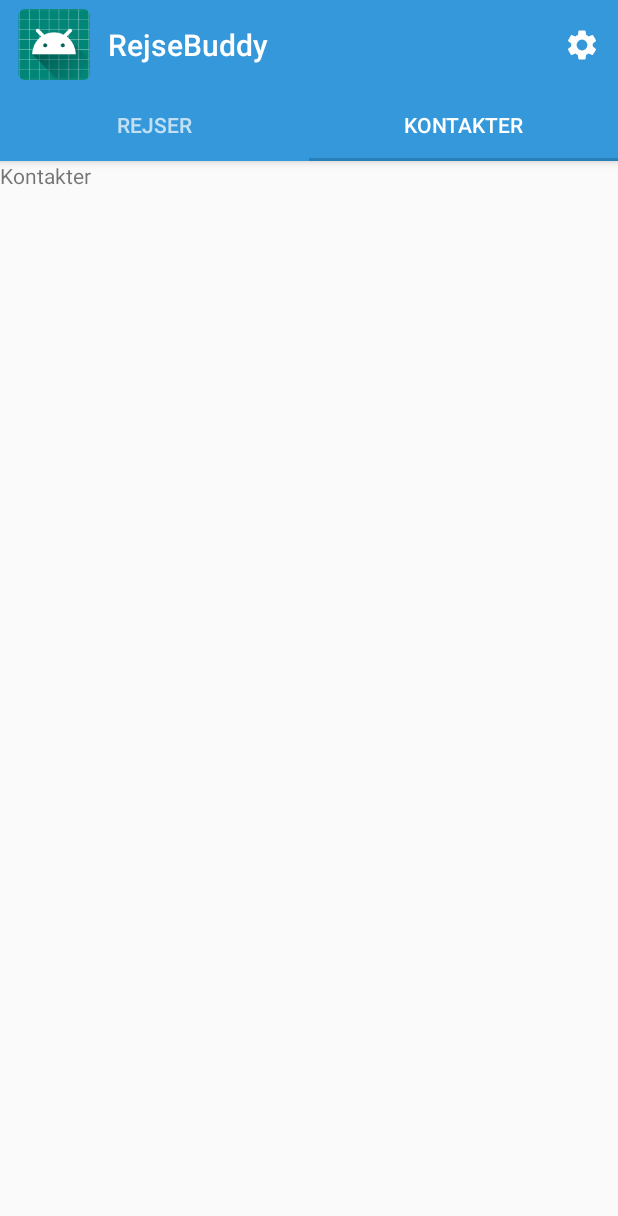
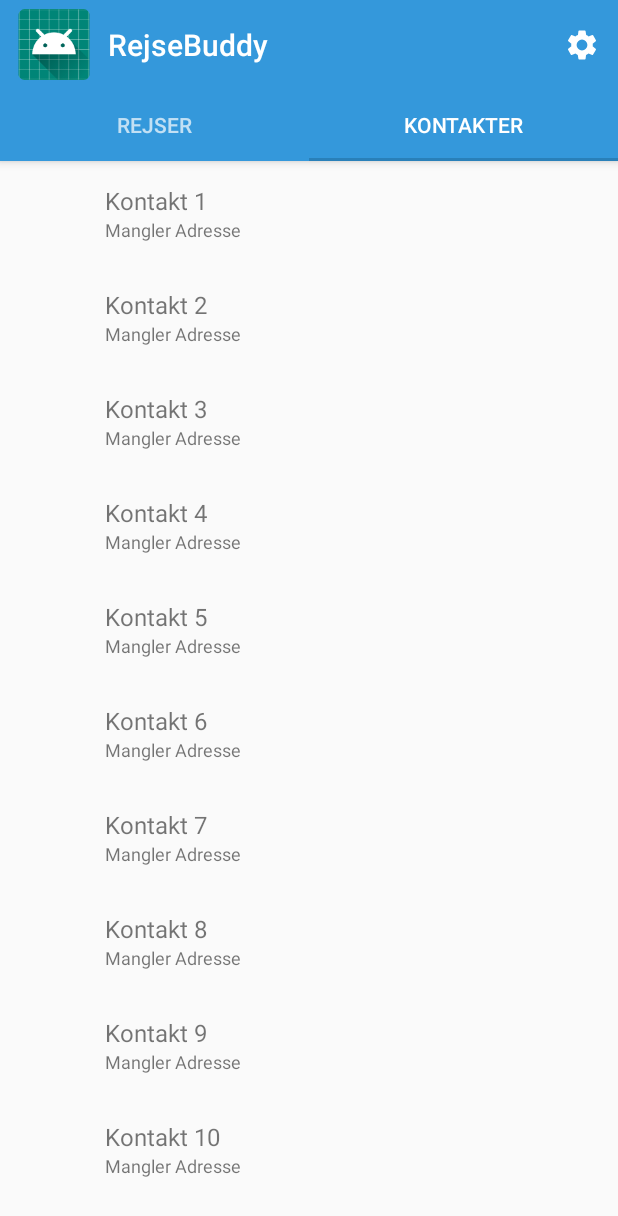
Before and after one commit to Prepager/RejseBuddy, an Android app: the screen it shows after launch (MainActivity), tab 2 chosen, on a phone screen of 412 x 824 dp. Shown: the top 1216 px of the screen. Run offline under Robolectric (Android 15) with nearby library versions, the phone set to English and light mode, and no system bars.

Commit message:
Add placeholder contacts list

```diff
--- a/app/src/main/AndroidManifest.xml
+++ b/app/src/main/AndroidManifest.xml
@@ -12,7 +12,7 @@
         <activity
             android:name=".SettingsActivity"
             android:label="@string/settings_title"
-            android:theme="@style/AppTheme"></activity>
+            android:theme="@style/AppTheme" />
         <activity
             android:name=".MainActivity"
             android:theme="@style/AppTheme.NoActionBar">
--- a/app/src/main/java/com/rejsebuddy/ContactsFragment.java
+++ /dev/null
@@ -1,19 +0,0 @@
-package com.rejsebuddy;
-
-import android.os.Bundle;
-import android.view.LayoutInflater;
-import android.view.View;
-import android.view.ViewGroup;
-
-import androidx.fragment.app.Fragment;
-
-import com.rejsebuddy.R;
-
-public class ContactsFragment extends Fragment {
-
-    @Override
-    public View onCreateView(LayoutInflater inflater, ViewGroup container, Bundle savedInstanceState) {
-        return inflater.inflate(R.layout.fragment_contacts, container, false);
-    }
-
-}
--- a/app/src/main/java/com/rejsebuddy/MainPageAdapter.java
+++ b/app/src/main/java/com/rejsebuddy/MainPageAdapter.java
@@ -6,6 +6,8 @@ import android.util.Pair;
 import androidx.fragment.app.Fragment;
 import androidx.fragment.app.FragmentManager;
 import androidx.fragment.app.FragmentStatePagerAdapter;
+
+import com.rejsebuddy.contacts.ContactsFragment;
 
 import java.util.ArrayList;
 import java.util.List;
--- /dev/null
+++ b/app/src/main/java/com/rejsebuddy/contacts/Contact.java
@@ -0,0 +1,39 @@
+package com.rejsebuddy.contacts;
+
+public class Contact {
+
+    /**
+     * The name of the contact.
+     *
+     * @var String
+     */
+    private String name;
+
+    /**
+     * The address of the contact.
+     *
+     * @var String
+     */
+    private String address;
+
+    /**
+     * Initiates the model instance.
+     *
+     * @param name The name of the contact
+     * @param address The address of the contact
+     */
+    public Contact(String name, String address) {
+        this.name = name;
+        this.address = address;
+    }
+
+    /**
+     * Returns the contact name.
+     *
+     * @return The name of the contact.
+     */
+    public String getName() {
+        return this.name;
+    }
+
+}
--- /dev/null
+++ b/app/src/main/java/com/rejsebuddy/contacts/ContactsAdapter.java
@@ -0,0 +1,103 @@
+package com.rejsebuddy.contacts;
+
+import android.view.LayoutInflater;
+import android.view.View;
+import android.view.ViewGroup;
+import android.widget.TextView;
+
+import androidx.recyclerview.widget.RecyclerView;
+
+import com.rejsebuddy.R;
+
+import java.util.List;
+
+public class ContactsAdapter extends RecyclerView.Adapter<ContactsAdapter.ContactViewHolder> {
+
+    /**
+     * The list of passed contacts.
+     *
+     * @var List<Contact>
+     */
+    private List<Contact> contacts;
+
+    /**
+     * Initiates the class instance with the contacts.
+     *
+     * @param contacts The contacts list to be shown.
+     */
+    public ContactsAdapter(List<Contact> contacts) {
+        this.contacts = contacts;
+    }
+
+    /**
+     * Inflates and returns a new contact row instance.
+     *
+     * @param parent The parent element context.
+     * @param type The view type of the new View.
+     * @return View holder of the contact row.
+     */
+    @Override
+    public ContactViewHolder onCreateViewHolder(ViewGroup parent, int type) {
+        // Inflate the contact row view.
+        LayoutInflater inflater = LayoutInflater.from(parent.getContext());
+        View view = inflater.inflate(R.layout.row_contact, parent, false);
+
+        // Return new view holder instance.
+        return new ContactViewHolder(view);
+    }
+
+    /**
+     * Populates the row once fully binded.
+     *
+     * @param holder The view holder.
+     * @param index The index of the current view.
+     */
+    @Override
+    public void onBindViewHolder(ContactViewHolder holder, int index) {
+        holder.name.setText(contacts.get(index).getName());
+    }
+
+    /**
+     * Returns the amount of list items.
+     *
+     * @return The amount of items.
+     */
+    @Override
+    public int getItemCount() {
+        return contacts.size();
+    }
+
+    /**
+     * Wrapper class to hold contact view elements.
+     */
+    public class ContactViewHolder extends RecyclerView.ViewHolder {
+
+        /**
+         * The contact name text element.
+         *
+         * @var TextView
+         */
+        public TextView name;
+
+        /**
+         * The contact address text element.
+         *
+         * @var TextView
+         */
+        public TextView address;
+
+        /**
+         * Populates the layout element holders.
+         *
+         * @param view The contact row view.
+         */
+        public ContactViewHolder(View view) {
+            super(view);
+
+            this.name = view.findViewById(R.id.name);
+            this.address = view.findViewById(R.id.address);
+        }
+
+    }
+
+}
--- /dev/null
+++ b/app/src/main/java/com/rejsebuddy/contacts/ContactsFragment.java
@@ -0,0 +1,81 @@
+package com.rejsebuddy.contacts;
+
+import android.os.Bundle;
+import android.view.LayoutInflater;
+import android.view.View;
+import android.view.ViewGroup;
+
+import androidx.fragment.app.Fragment;
+import androidx.recyclerview.widget.LinearLayoutManager;
+import androidx.recyclerview.widget.RecyclerView;
+
+import com.rejsebuddy.R;
+
+import java.util.ArrayList;
+import java.util.List;
+
+public class ContactsFragment extends Fragment {
+
+    /**
+     * The list of app contacts.
+     *
+     * @var List<Contact>
+     */
+    private List<Contact> contacts = new ArrayList<>();
+
+    /**
+     * Inflates the contacts fragment.
+     *
+     * @param inflater The layout inflater instance.
+     * @param container The group view container.
+     * @param state The saved state of the view.
+     * @return The inflated fragment view.
+     */
+    @Override
+    public View onCreateView(LayoutInflater inflater, ViewGroup container, Bundle state) {
+        return inflater.inflate(R.layout.fragment_contacts, container, false);
+    }
+
+    /**
+     * Connects the contacts adapter to the view.
+     *
+     * @param view The contacts row view.
+     * @param state The previous view state.
+     */
+    @Override
+    public void onViewCreated(View view, Bundle state) {
+        // Call super class.
+        super.onViewCreated(view, state);
+
+        // Create new contacts adapter.
+        ContactsAdapter adapter = new ContactsAdapter(contacts);
+
+        // Find recycler view and set adapter.
+        RecyclerView list = view.findViewById(R.id.list);
+        list.setAdapter(adapter);
+
+        // Set recycler view layout manager.
+        list.setLayoutManager(new LinearLayoutManager(getActivity().getApplicationContext()));
+
+        // Populate the contacts list.
+        loadContacts();
+    }
+
+    /**
+     * Populate the contacts list.
+     */
+    private void loadContacts() {
+        // TODO: Adds example contacts to list.
+        contacts.add(new Contact("Kontakt 1", "Adresse 1"));
+        contacts.add(new Contact("Kontakt 2", "Adresse 2"));
+        contacts.add(new Contact("Kontakt 3", "Adresse 3"));
+        contacts.add(new Contact("Kontakt 4", "Adresse 4"));
+        contacts.add(new Contact("Kontakt 5", "Adresse 5"));
+        contacts.add(new Contact("Kontakt 6", "Adresse 6"));
+        contacts.add(new Contact("Kontakt 7", "Adresse 7"));
+        contacts.add(new Contact("Kontakt 8", "Adresse 8"));
+        contacts.add(new Contact("Kontakt 9", "Adresse 9"));
+        contacts.add(new Contact("Kontakt 10", "Adresse 10"));
+    }
+
+}
--- a/app/src/main/res/layout/fragment_contacts.xml
+++ b/app/src/main/res/layout/fragment_contacts.xml
@@ -1,13 +1,9 @@
 <?xml version="1.0" encoding="utf-8"?>
-<androidx.constraintlayout.widget.ConstraintLayout xmlns:android="http://schemas.android.com/apk/res/android"
+<androidx.recyclerview.widget.RecyclerView xmlns:android="http://schemas.android.com/apk/res/android"
     xmlns:tools="http://schemas.android.com/tools"
+    android:id="@+id/list"
     android:layout_width="match_parent"
     android:layout_height="match_parent"
-    tools:context=".ContactsFragment">
-
-    <TextView
-        android:layout_width="match_parent"
-        android:layout_height="match_parent"
-        android:text="@string/contacts_title" />
-
-</androidx.constraintlayout.widget.ConstraintLayout>
+    android:scrollbars="vertical"
+    tools:context=".contacts.ContactsFragment"
+    tools:itemCount="100" />
--- /dev/null
+++ b/app/src/main/res/layout/row_contact.xml
@@ -0,0 +1,49 @@
+<?xml version="1.0" encoding="utf-8"?>
+<RelativeLayout xmlns:android="http://schemas.android.com/apk/res/android"
+    xmlns:tools="http://schemas.android.com/tools"
+    android:layout_width="fill_parent"
+    android:layout_height="wrap_content"
+    android:background="?android:attr/selectableItemBackground"
+    android:clickable="true"
+    android:focusable="true"
+    android:padding="@dimen/list_padding">
+
+    <ImageView
+        android:id="@+id/avatar"
+        android:layout_width="45dp"
+        android:layout_height="45dp"
+        android:layout_alignParentStart="true"
+        android:layout_centerVertical="true"
+        android:padding="0dp"
+        android:contentDescription="@string/missing_name"
+        tools:src="@tools:sample/avatars" />
+
+    <LinearLayout
+        android:layout_width="fill_parent"
+        android:layout_height="wrap_content"
+        android:layout_centerVertical="true"
+        android:orientation="vertical"
+        android:layout_marginStart="@dimen/list_avatar_size"
+        android:paddingHorizontal="@dimen/list_padding">
+
+        <TextView
+            android:id="@+id/name"
+            android:layout_width="fill_parent"
+            android:layout_height="wrap_content"
+            android:ellipsize="marquee"
+            android:singleLine="true"
+            android:text="@string/missing_name"
+            android:textSize="16sp" />
+
+        <TextView
+            android:id="@+id/address"
+            android:layout_width="fill_parent"
+            android:layout_height="wrap_content"
+            android:ellipsize="marquee"
+            android:singleLine="true"
+            android:text="@string/missing_address"
+            android:textSize="12sp" />
+
+    </LinearLayout>
+
+</RelativeLayout>
--- a/app/src/main/res/values/dimens.xml
+++ b/app/src/main/res/values/dimens.xml
@@ -2,8 +2,11 @@
     <!-- Default screen margins, per the Android Design guidelines. -->
     <dimen name="activity_horizontal_margin">16dp</dimen>
     <dimen name="activity_vertical_margin">16dp</dimen>
+
     <dimen name="appbar_padding">16dp</dimen>
     <dimen name="appbar_logo_padding">6dp</dimen>
-    <dimen name="fab_margin">16dp</dimen>
     <dimen name="appbar_padding_top">8dp</dimen>
+
+    <dimen name="list_padding">12dp</dimen>
+    <dimen name="list_avatar_size">46dp</dimen>
 </resources>
--- a/app/src/main/res/values/strings.xml
+++ b/app/src/main/res/values/strings.xml
@@ -4,4 +4,7 @@
     <string name="trips_title">Rejser</string>
     <string name="contacts_title">Kontakter</string>
     <string name="settings_title">Indstillinger</string>
+
+    <string name="missing_name">Mangler Navn</string>
+    <string name="missing_address">Mangler Adresse</string>
 </resources>
```
